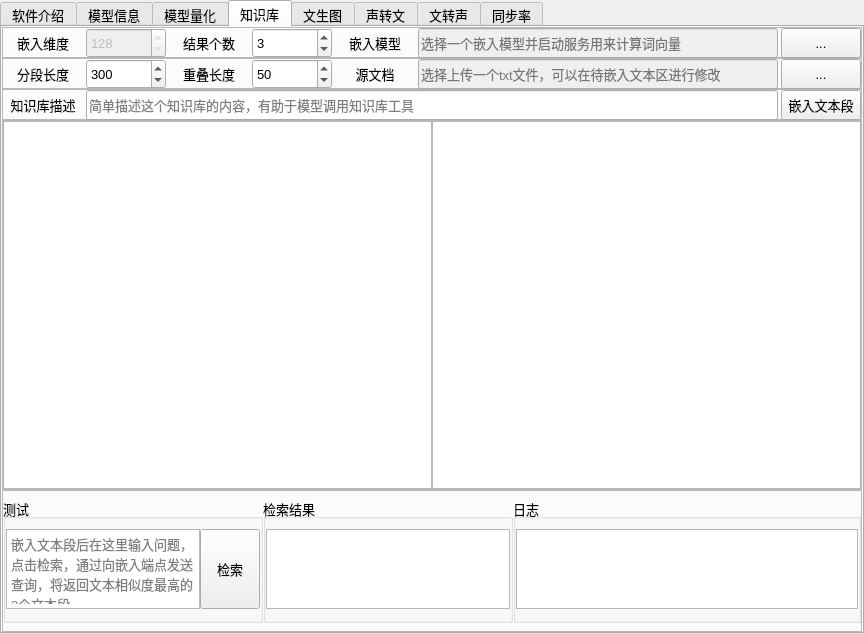
This is src/expend.ui in ylsdamxssjxxdd/eva as Qt 5 draws it before an edit. The edited form follows.
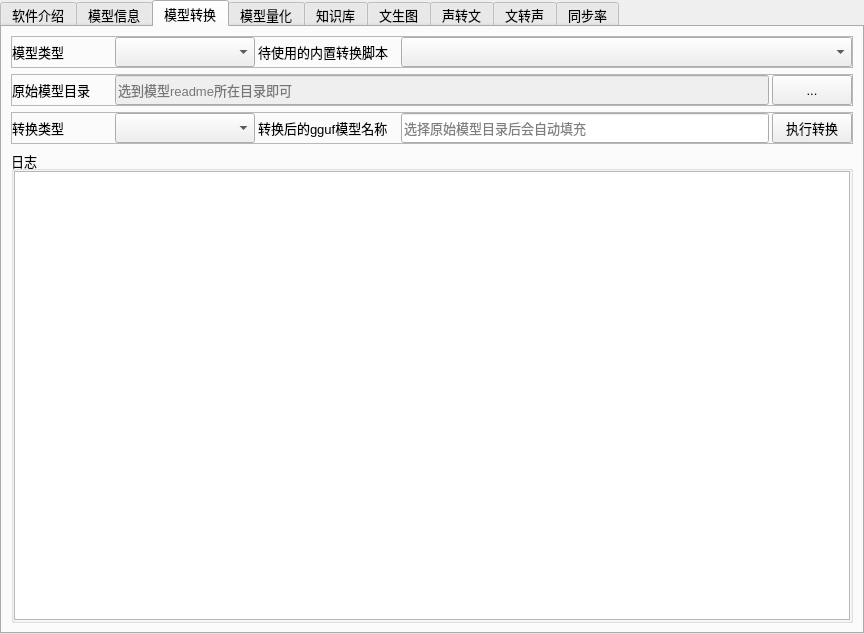
This is the edited form. Custom widgets are drawn as their Qt base class.

Commit message: 添加模型转换功能中。。

What changed in the file:
```diff
--- a/src/expend.ui
+++ b/src/expend.ui
@@ -38,7 +38,7 @@
       </font>
      </property>
      <property name="currentIndex">
-      <number>3</number>
+      <number>2</number>
      </property>
      <widget class="QWidget" name="tab_1">
       <attribute name="title">
@@ -222,6 +222,356 @@
        </item>
       </layout>
      </widget>
+     <widget class="QWidget" name="tab_convert">
+      <attribute name="title">
+       <string>模型转换</string>
+      </attribute>
+      <layout class="QVBoxLayout" name="verticalLayout_19">
+       <item>
+        <widget class="QFrame" name="frame_6">
+         <property name="frameShape">
+          <enum>QFrame::StyledPanel</enum>
+         </property>
+         <property name="frameShadow">
+          <enum>QFrame::Raised</enum>
+         </property>
+         <layout class="QHBoxLayout" name="horizontalLayout">
+          <property name="spacing">
+           <number>3</number>
+          </property>
+          <property name="leftMargin">
+           <number>0</number>
+          </property>
+          <property name="topMargin">
+           <number>0</number>
+          </property>
+          <property name="rightMargin">
+           <number>0</number>
+          </property>
+          <property name="bottomMargin">
+           <number>0</number>
+          </property>
+          <item>
+           <widget class="QLabel" name="modelconvert_modeltype_label">
+            <property name="minimumSize">
+             <size>
+              <width>100</width>
+              <height>30</height>
+             </size>
+            </property>
+            <property name="maximumSize">
+             <size>
+              <width>100</width>
+              <height>16777215</height>
+             </size>
+            </property>
+            <property name="text">
+             <string>模型类型</string>
+            </property>
+           </widget>
+          </item>
+          <item>
+           <widget class="QComboBox" name="modelconvert_modeltype_comboBox">
+            <property name="minimumSize">
+             <size>
+              <width>140</width>
+              <height>30</height>
+             </size>
+            </property>
+            <property name="maximumSize">
+             <size>
+              <width>140</width>
+              <height>16777215</height>
+             </size>
+            </property>
+           </widget>
+          </item>
+          <item>
+           <widget class="QLabel" name="modelconvert_script_label">
+            <property name="minimumSize">
+             <size>
+              <width>140</width>
+              <height>30</height>
+             </size>
+            </property>
+            <property name="maximumSize">
+             <size>
+              <width>140</width>
+              <height>16777215</height>
+             </size>
+            </property>
+            <property name="text">
+             <string>待使用的内置转换脚本</string>
+            </property>
+           </widget>
+          </item>
+          <item>
+           <widget class="QComboBox" name="modelconvert_script_comboBox">
+            <property name="minimumSize">
+             <size>
+              <width>0</width>
+              <height>30</height>
+             </size>
+            </property>
+           </widget>
+          </item>
+         </layout>
+        </widget>
+       </item>
+       <item>
+        <widget class="QFrame" name="frame_7">
+         <property name="frameShape">
+          <enum>QFrame::StyledPanel</enum>
+         </property>
+         <property name="frameShadow">
+          <enum>QFrame::Raised</enum>
+         </property>
+         <layout class="QHBoxLayout" name="horizontalLayout_18">
+          <property name="spacing">
+           <number>3</number>
+          </property>
+          <property name="leftMargin">
+           <number>0</number>
+          </property>
+          <property name="topMargin">
+           <number>0</number>
+          </property>
+          <property name="rightMargin">
+           <number>0</number>
+          </property>
+          <property name="bottomMargin">
+           <number>0</number>
+          </property>
+          <item>
+           <widget class="QLabel" name="modelconvert_modelpath_label">
+            <property name="minimumSize">
+             <size>
+              <width>100</width>
+              <height>30</height>
+             </size>
+            </property>
+            <property name="maximumSize">
+             <size>
+              <width>100</width>
+              <height>16777215</height>
+             </size>
+            </property>
+            <property name="text">
+             <string>原始模型目录</string>
+            </property>
+           </widget>
+          </item>
+          <item>
+           <widget class="QLineEdit" name="modelconvert_modelpath_lineEdit">
+            <property name="enabled">
+             <bool>false</bool>
+            </property>
+            <property name="minimumSize">
+             <size>
+              <width>0</width>
+              <height>30</height>
+             </size>
+            </property>
+            <property name="placeholderText">
+             <string>选到模型readme所在目录即可</string>
+            </property>
+           </widget>
+          </item>
+          <item>
+           <widget class="QPushButton" name="modelconvert_modelpath_pushButton">
+            <property name="minimumSize">
+             <size>
+              <width>80</width>
+              <height>30</height>
+             </size>
+            </property>
+            <property name="maximumSize">
+             <size>
+              <width>80</width>
+              <height>30</height>
+             </size>
+            </property>
+            <property name="text">
+             <string>...</string>
+            </property>
+           </widget>
+          </item>
+         </layout>
+        </widget>
+       </item>
+       <item>
+        <widget class="QFrame" name="frame_8">
+         <property name="frameShape">
+          <enum>QFrame::StyledPanel</enum>
+         </property>
+         <property name="frameShadow">
+          <enum>QFrame::Raised</enum>
+         </property>
+         <layout class="QHBoxLayout" name="horizontalLayout_36">
+          <property name="spacing">
+           <number>3</number>
+          </property>
+          <property name="leftMargin">
+           <number>0</number>
+          </property>
+          <property name="topMargin">
+           <number>0</number>
+          </property>
+          <property name="rightMargin">
+           <number>0</number>
+          </property>
+          <property name="bottomMargin">
+           <number>0</number>
+          </property>
+          <item>
+           <widget class="QLabel" name="modelconvert_converttype_label">
+            <property name="minimumSize">
+             <size>
+              <width>100</width>
+              <height>30</height>
+             </size>
+            </property>
+            <property name="maximumSize">
+             <size>
+              <width>100</width>
+              <height>16777215</height>
+             </size>
+            </property>
+            <property name="text">
+             <string>转换类型</string>
+            </property>
+           </widget>
+          </item>
+          <item>
+           <widget class="QComboBox" name="modelconvert_converttype_comboBox">
+            <property name="minimumSize">
+             <size>
+              <width>140</width>
+              <height>30</height>
+             </size>
+            </property>
+            <property name="maximumSize">
+             <size>
+              <width>140</width>
+              <height>16777215</height>
+             </size>
+            </property>
+           </widget>
+          </item>
+          <item>
+           <widget class="QLabel" name="modelconvert_outputname_label">
+            <property name="minimumSize">
+             <size>
+              <width>140</width>
+              <height>30</height>
+             </size>
+            </property>
+            <property name="maximumSize">
+             <size>
+              <width>140</width>
+              <height>16777215</height>
+             </size>
+            </property>
+            <property name="text">
+             <string>转换后的gguf模型名称</string>
+            </property>
+           </widget>
+          </item>
+          <item>
+           <widget class="QLineEdit" name="modelconvert_outputname_lineEdit">
+            <property name="minimumSize">
+             <size>
+              <width>0</width>
+              <height>30</height>
+             </size>
+            </property>
+            <property name="placeholderText">
+             <string>选择原始模型目录后会自动填充</string>
+            </property>
+           </widget>
+          </item>
+          <item>
+           <widget class="QPushButton" name="modelconvert_exec_pushButton">
+            <property name="minimumSize">
+             <size>
+              <width>80</width>
+              <height>30</height>
+             </size>
+            </property>
+            <property name="maximumSize">
+             <size>
+              <width>80</width>
+              <height>30</height>
+             </size>
+            </property>
+            <property name="text">
+             <string>执行转换</string>
+            </property>
+           </widget>
+          </item>
+         </layout>
+        </widget>
+       </item>
+       <item>
+        <widget class="QGroupBox" name="modelconvert_log_groupBox">
+         <property name="minimumSize">
+          <size>
+           <width>0</width>
+           <height>0</height>
+          </size>
+         </property>
+         <property name="maximumSize">
+          <size>
+           <width>16777215</width>
+           <height>16777215</height>
+          </size>
+         </property>
+         <property name="title">
+          <string>日志</string>
+         </property>
+         <layout class="QHBoxLayout" name="horizontalLayout_37">
+          <property name="spacing">
+           <number>0</number>
+          </property>
+          <property name="leftMargin">
+           <number>0</number>
+          </property>
+          <property name="topMargin">
+           <number>0</number>
+          </property>
+          <property name="rightMargin">
+           <number>0</number>
+          </property>
+          <property name="bottomMargin">
+           <number>0</number>
+          </property>
+          <item>
+           <widget class="QPlainTextEdit" name="modelconvert_log">
+            <property name="enabled">
+             <bool>true</bool>
+            </property>
+            <property name="minimumSize">
+             <size>
+              <width>0</width>
+              <height>0</height>
+             </size>
+            </property>
+            <property name="maximumSize">
+             <size>
+              <width>16777215</width>
+              <height>16777215</height>
+             </size>
+            </property>
+            <property name="readOnly">
+             <bool>true</bool>
+            </property>
+           </widget>
+          </item>
+         </layout>
+        </widget>
+       </item>
+      </layout>
+     </widget>
      <widget class="QWidget" name="tab_4">
       <attribute name="title">
        <string>模型量化</string>
```
The commit also changes 5 other files.
